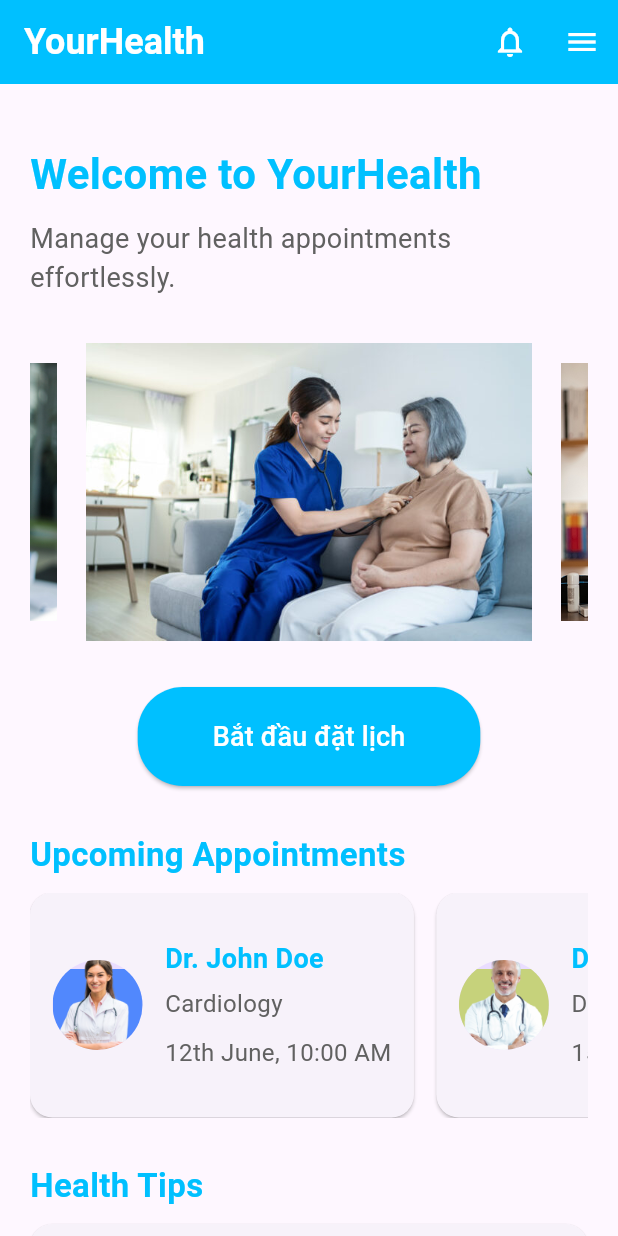
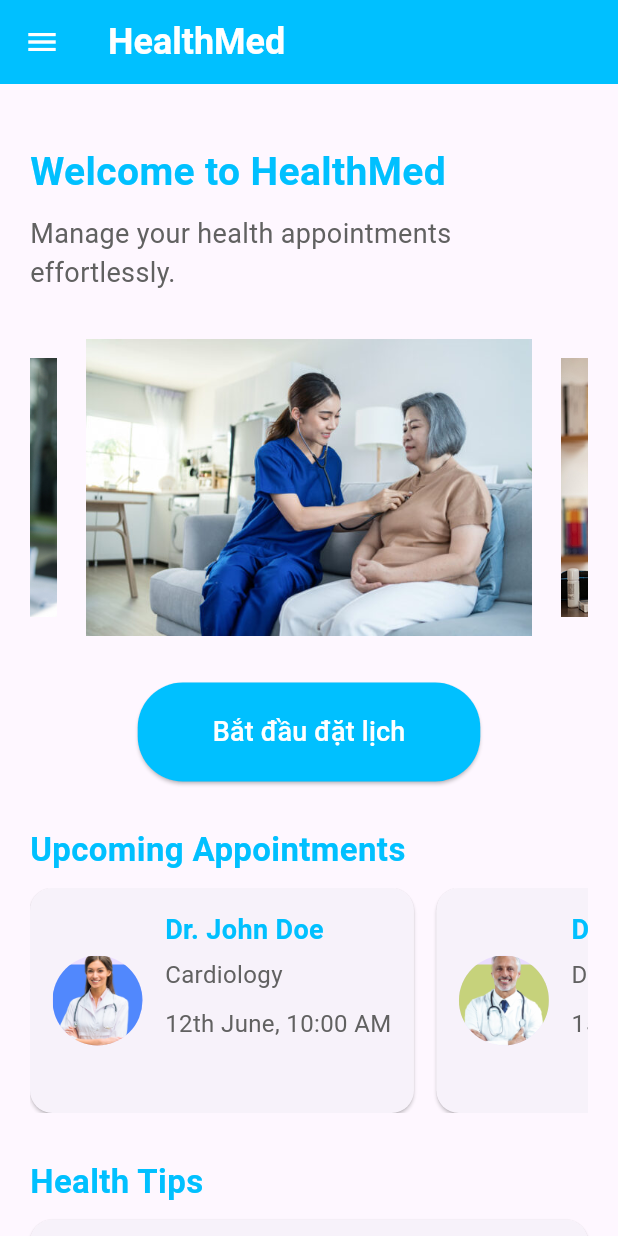
Before and after one commit to congyaki/Medical_Appointment_Booking_App, a Flutter app: the screen it shows after launch, on a phone screen of 412 x 824 dp. Run offline on Flutter 3.47's test engine with Material 3 defaults, Android fonts, the light colour scheme and no system bars; drawn by our look-alikes of carousel_slider; our stand-ins replace shared_preferences.

Commit message:
Complete App

```diff
--- a/lib/screens/Doctor.dart
+++ b/lib/screens/Doctor.dart
@@ -108,7 +108,7 @@ class DoctorsScreen extends StatelessWidget {
     return Scaffold(
       appBar: AppBar(
         title: Text(
-          'Doctors in ${specialization.name}',
+          'Choose Doctor',
           style: TextStyle(
             color: Colors.white, // Màu chữ là trắng
             fontWeight: FontWeight.bold,
@@ -157,7 +157,7 @@ class DoctorsScreen extends StatelessWidget {
                                   shape: BoxShape.circle,
                                   image: DecorationImage(
                                     fit: BoxFit.cover,
-                                    image: NetworkImage(doctors[index].avatar),
+                                    image: AssetImage(doctors[index].avatar),
                                   ),
                                 ),
                               ),
--- a/lib/screens/Home.dart
+++ b/lib/screens/Home.dart
@@ -9,7 +9,7 @@ class HomeScreen extends StatelessWidget {
     return Scaffold(
       appBar: AppBar(
         title: Text(
-          'YourHealth',
+          'HealthMed',
           style: TextStyle(
             fontSize: 24,
             fontWeight: FontWeight.bold,
@@ -18,16 +18,60 @@ class HomeScreen extends StatelessWidget {
         ),
         backgroundColor: Color(0xFF00C0FF),
         elevation: 0,
-        actions: [
-          IconButton(
-            onPressed: () {},
-            icon: Icon(Icons.notifications_none, color: Colors.white),
-          ),
-          IconButton(
-            onPressed: () {},
-            icon: Icon(Icons.menu, color: Colors.white),
-          ),
-        ],
+        iconTheme: IconThemeData(color: Colors.white),
+        // Remove the actions from the app bar
+      ),
+      drawer: Drawer(
+        child: ListView(
+          padding: EdgeInsets.zero,
+          children: <Widget>[
+            DrawerHeader(
+              decoration: BoxDecoration(
+                color: Color(0xFF00C0FF),
+              ),
+              child: Text(
+                'Menu',
+                style: TextStyle(
+                  color: Colors.white,
+                  fontSize: 24,
+                ),
+              ),
+            ),
+            ListTile(
+              title: Text('Profile'),
+              onTap: () {
+                // Navigate to the profile page
+                Navigator.pop(context); // Close the drawer
+                // Add navigation logic here
+              },
+            ),
+            ListTile(
+              title: Text('Appointment'),
+              onTap: () {
+                // Navigate to the appointment page
+                Navigator.pop(context); // Close the drawer
+                // Add navigation logic here
+              },
+            ),
+            ListTile(
+              title: Text('Login'),
+              onTap: () async {
+                final SharedPreferences prefs = await SharedPreferences.getInstance();
+                final bool isLoggedIn = prefs.getBool('isLoggedIn') ?? false;
+                if (isLoggedIn) {
+                  // Log out logic
+                  prefs.setBool('isLoggedIn', false); // Set isLoggedIn to false
+                  // Navigate to the home page or any other appropriate page after logout
+                  Navigator.pop(context); // Close the drawer
+                  // Add navigation logic here
+                } else {
+                  // Navigate to the login page
+                  Navigator.push(context, MaterialPageRoute(builder: (context) => LoginScreen()));
+                }
+              },
+            ),
+          ],
+        ),
       ),
       body: SingleChildScrollView(
         padding: EdgeInsets.all(20),
@@ -36,9 +80,9 @@ class HomeScreen extends StatelessWidget {
           children: [
             SizedBox(height: 20),
             Text(
-              'Welcome to YourHealth',
+              'Welcome to HealthMed',
               style: TextStyle(
-                fontSize: 28,
+                fontSize: 26,
                 fontWeight: FontWeight.bold,
                 color: Color(0xFF00C0FF),
               ),
@@ -145,6 +189,33 @@ class HomeScreen extends StatelessWidget {
             _buildHealthTipCard('Exercise Regularly', 'Engage in physical activities for at least 30 minutes a day...'),
             SizedBox(height: 30),
             Text(
+              'Blog',
+              style: TextStyle(
+                fontSize: 22,
+                fontWeight: FontWeight.bold,
+                color: Color(0xFF00C0FF),
+              ),
+            ),
+            SizedBox(height: 10),
+            _buildBlogPost(
+              '10 Tips for a Healthy Lifestyle',
+              'Follow these simple tips to maintain a healthy lifestyle...',
+              'assets/images/blog1.jpg',
+            ),
+            _buildBlogPost(
+              'Understanding Mental Health',
+              'Learn about the importance of mental health and how to take care of it...',
+              'assets/images/blog2.png',
+            ),
+            _buildBlogPost(
+              'The Benefits of Regular Exercise',
+              'Discover the numerous benefits of incorporating regular exercise into your daily routine...',
+              'assets/images/blog3.png',
+            ),
+
+            SizedBox(height: 30),
+
+            Text(
               'Contact Us',
               style: TextStyle(
                 fontSize: 22,
@@ -202,7 +273,6 @@ class HomeScreen extends StatelessWidget {
     );
   }
 
-
   Widget _buildCarouselSlider() {
     final List<String> imgList = [
       'assets/images/GettyImages-1370613047-600x400.jpg',
@@ -241,7 +311,6 @@ class HomeScreen extends StatelessWidget {
             ),
             SizedBox(width: 15),
             Column(
-              mainAxisAlignment: MainAxisAlignment.center,
               crossAxisAlignment: CrossAxisAlignment.start,
               children: [
                 Text(
@@ -275,6 +344,7 @@ class HomeScreen extends StatelessWidget {
       ),
     );
   }
+
 
   Widget _buildHealthTipCard(String title, String description) {
     return Card(
@@ -316,4 +386,73 @@ class HomeScreen extends StatelessWidget {
       ),
     );
   }
+
+  Widget _buildContactUsSection() {
+    return Column(
+      crossAxisAlignment: CrossAxisAlignment.start,
+      children: [
+        SizedBox(height: 30),
+        Text(
+          'Contact Us',
+          style: TextStyle(
+            fontSize: 22,
+            fontWeight: FontWeight.bold,
+            color: Color(0xFF00C0FF),
+          ),
+        ),
+        SizedBox(height: 10),
+        _buildContactInfoItem('Address', '123 Health Street, City, Country'),
+        _buildContactInfoItem('Phone', '+123 456 7890'),
+        _buildContactInfoItem('Email', 'info@healthmed.com'),
+      ],
+    );
+  }
+
+  Widget _buildBlogPost(String title, String description, String imageUrl) {
+    return GestureDetector(
+      onTap: () {
+        // Add navigation logic to the full blog post page
+      },
+      child: Card(
+        margin: EdgeInsets.only(bottom: 15),
+        shape: RoundedRectangleBorder(
+          borderRadius: BorderRadius.circular(15),
+        ),
+        child: Padding(
+          padding: const EdgeInsets.all(15.0),
+          child: Column(
+            crossAxisAlignment: CrossAxisAlignment.start,
+            children: [
+              ClipRRect(
+                borderRadius: BorderRadius.circular(15),
+                child: Image.asset(
+                  imageUrl,
+                  width: double.infinity,
+                  height: 150,
+                  fit: BoxFit.cover,
+                ),
+              ),
+              SizedBox(height: 10),
+              Text(
+                title,
+                style: TextStyle(
+                  fontSize: 18,
+                  fontWeight: FontWeight.bold,
+                  color: Color(0xFF00C0FF),
+                ),
+              ),
+              SizedBox(height: 5),
+              Text(
+                description,
+                style: TextStyle(
+                  fontSize: 16,
+                  color: Colors.grey[700],
+                ),
+              ),
+            ],
+          ),
+        ),
+      ),
+    );
+  }
 }
--- a/lib/screens/PatientRecords.dart
+++ b/lib/screens/PatientRecords.dart
@@ -3,6 +3,7 @@ import 'package:doctor_app/screens/ConfirmAppointment.dart';
 import 'package:flutter/material.dart';
 import 'package:doctor_app/api/api_service.dart';
 import 'package:doctor_app/models/PatientRecordVM.dart';
+import 'package:intl/intl.dart';
 
 class PatientRecordScreen extends StatefulWidget {
   final DoctorBasicVM doctor;
@@ -92,7 +93,7 @@ class _PatientRecordScreenState extends State<PatientRecordScreen> {
                       child: Column(
                         crossAxisAlignment: CrossAxisAlignment.start,
                         children: [
-                          Text('Date of Birth: ${patientRecord.dateOfBirth}'),
+                          Text('Date of Birth: ${DateFormat('yyyy/MM/dd').format(patientRecord.dateOfBirth)}'),
                           Text('Gender: ${patientRecord.gender}'),
                           Text('Address: ${patientRecord.address}'),
                           Text('Phone Number: ${patientRecord.phoneNumber}'),
--- a/pubspec.yaml
+++ b/pubspec.yaml
@@ -58,6 +58,7 @@ flutter:
   # To add assets to your application, add an assets section, like this:
   assets:
     - assets/images/
+    - assets/images/avatar/
     - assets/icons/
   #   - images/a_dot_ham.jpeg
 
```
Also changed, not shown: lib/screens/Specializations.dart (+1 -12 lines), assets/images/avatar/search_doc_1.png (added), assets/images/avatar/search_doc_2.png (added), assets/images/avatar/search_doc_3.png (added), assets/images/avatar/search_doc_4.png (added), assets/images/avatar/search_doc_5.png (added), assets/images/avatar/search_doc_6.png (added), assets/images/avatar/search_doc_7.png (added), assets/images/avatar/search_doc_8.png (added), assets/images/blog1.jpg (added), assets/images/blog2.png (added), assets/images/blog3.png (added).
